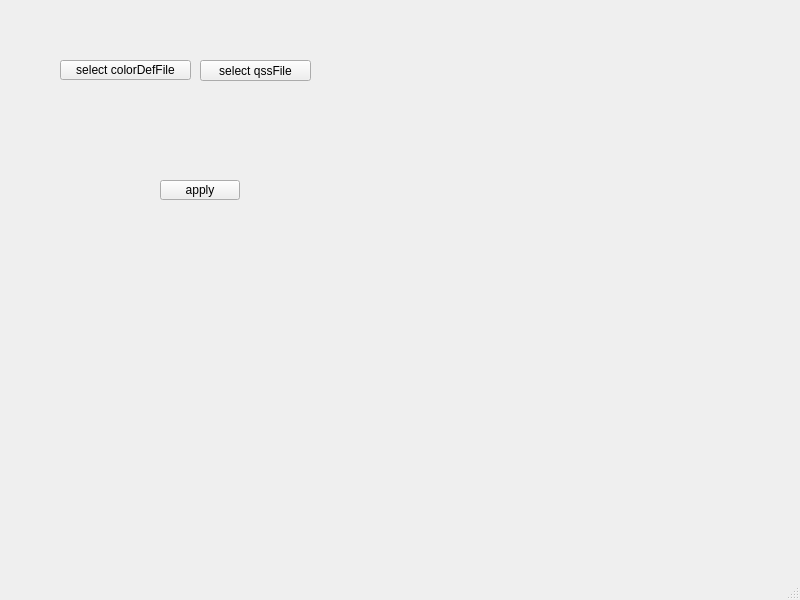
Old version of the form mainwindow.ui in the repository chenghongfeng/QssCreator.
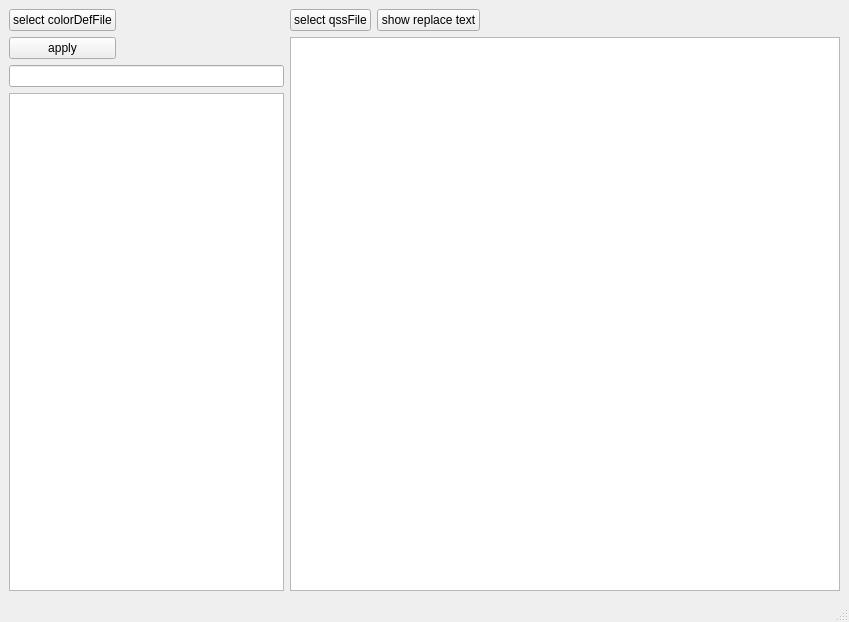
New version of the form.

```diff
--- a/mainwindow.ui
+++ b/mainwindow.ui
@@ -6,53 +6,99 @@
    <rect>
     <x>0</x>
     <y>0</y>
-    <width>800</width>
-    <height>600</height>
+    <width>849</width>
+    <height>622</height>
    </rect>
   </property>
   <property name="windowTitle">
    <string>MainWindow</string>
   </property>
   <widget class="QWidget" name="centralwidget">
-   <widget class="QPushButton" name="openColorDefFileBtn">
-    <property name="geometry">
-     <rect>
-      <x>60</x>
-      <y>60</y>
-      <width>131</width>
-      <height>20</height>
-     </rect>
-    </property>
-    <property name="text">
-     <string>select colorDefFile</string>
-    </property>
-   </widget>
-   <widget class="QPushButton" name="openQssFileBtn">
-    <property name="geometry">
-     <rect>
-      <x>200</x>
-      <y>60</y>
-      <width>111</width>
-      <height>21</height>
-     </rect>
-    </property>
-    <property name="text">
-     <string>select qssFile</string>
-    </property>
-   </widget>
-   <widget class="QPushButton" name="applyBtn">
-    <property name="geometry">
-     <rect>
-      <x>160</x>
-      <y>180</y>
-      <width>80</width>
-      <height>20</height>
-     </rect>
-    </property>
-    <property name="text">
-     <string>apply</string>
-    </property>
-   </widget>
+   <layout class="QHBoxLayout" name="horizontalLayout_3" stretch="1,2">
+    <item>
+     <layout class="QVBoxLayout" name="verticalLayout_2">
+      <item>
+       <layout class="QHBoxLayout" name="horizontalLayout">
+        <item>
+         <layout class="QVBoxLayout" name="verticalLayout">
+          <item>
+           <widget class="QPushButton" name="openColorDefFileBtn">
+            <property name="text">
+             <string>select colorDefFile</string>
+            </property>
+           </widget>
+          </item>
+          <item>
+           <widget class="QPushButton" name="applyBtn">
+            <property name="text">
+             <string>apply</string>
+            </property>
+           </widget>
+          </item>
+         </layout>
+        </item>
+        <item>
+         <spacer name="horizontalSpacer">
+          <property name="orientation">
+           <enum>Qt::Horizontal</enum>
+          </property>
+          <property name="sizeHint" stdset="0">
+           <size>
+            <width>40</width>
+            <height>20</height>
+           </size>
+          </property>
+         </spacer>
+        </item>
+       </layout>
+      </item>
+      <item>
+       <widget class="QLineEdit" name="regLineEdit"/>
+      </item>
+      <item>
+       <widget class="QTableWidget" name="defsTableWidget"/>
+      </item>
+     </layout>
+    </item>
+    <item>
+     <layout class="QVBoxLayout" name="verticalLayout_3">
+      <item>
+       <layout class="QHBoxLayout" name="horizontalLayout_2">
+        <item>
+         <widget class="QPushButton" name="openQssFileBtn">
+          <property name="text">
+           <string>select qssFile</string>
+          </property>
+         </widget>
+        </item>
+        <item>
+         <widget class="QPushButton" name="replaceBtn">
+          <property name="text">
+           <string>show replace text</string>
+          </property>
+         </widget>
+        </item>
+        <item>
+         <spacer name="horizontalSpacer_2">
+          <property name="orientation">
+           <enum>Qt::Horizontal</enum>
+          </property>
+          <property name="sizeHint" stdset="0">
+           <size>
+            <width>40</width>
+            <height>20</height>
+           </size>
+          </property>
+         </spacer>
+        </item>
+       </layout>
+      </item>
+      <item>
+       <widget class="QTextEdit" name="qssTextEdit"/>
+      </item>
+     </layout>
+    </item>
+   </layout>
   </widget>
   <widget class="QMenuBar" name="menubar">
    <property name="geometry">
```
Left out of the diff: 2 changed lines with no effect on the pictures.
